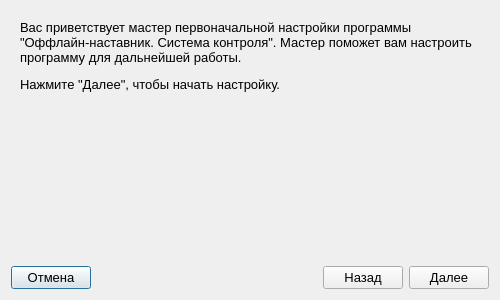
The window that control/settingswizard.ui (TheMrButcher/offline-mentor) describes before a commit, drawn with Qt 5.
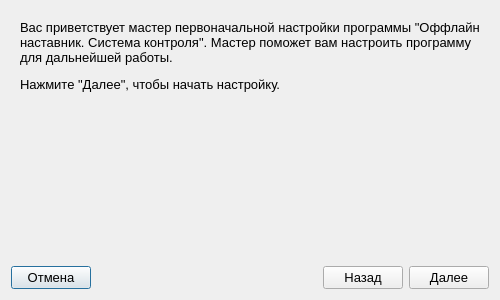
The same window after the commit. Icons and pictures are not drawn.

Patch:
```diff
--- a/control/settingswizard.ui
+++ b/control/settingswizard.ui
@@ -42,7 +42,7 @@
        <item>
         <widget class="QLabel" name="label_3">
          <property name="text">
-          <string>&lt;html&gt;&lt;head/&gt;&lt;body&gt;&lt;p&gt;Вас приветствует мастер первоначальной настройки программы &amp;quot;Оффлайн-наставник. Система контроля&amp;quot;. Мастер поможет вам настроить программу для дальнейшей работы.&lt;/p&gt;&lt;p&gt;Нажмите &amp;quot;Далее&amp;quot;, чтобы начать настройку.&lt;/p&gt;&lt;/body&gt;&lt;/html&gt;</string>
+          <string>&lt;html&gt;&lt;head/&gt;&lt;body&gt;&lt;p&gt;Вас приветствует мастер первоначальной настройки программы &amp;quot;Оффлайн наставник. Система контроля&amp;quot;. Мастер поможет вам настроить программу для дальнейшей работы.&lt;/p&gt;&lt;p&gt;Нажмите &amp;quot;Далее&amp;quot;, чтобы начать настройку.&lt;/p&gt;&lt;/body&gt;&lt;/html&gt;</string>
          </property>
          <property name="wordWrap">
           <bool>true</bool>
```
